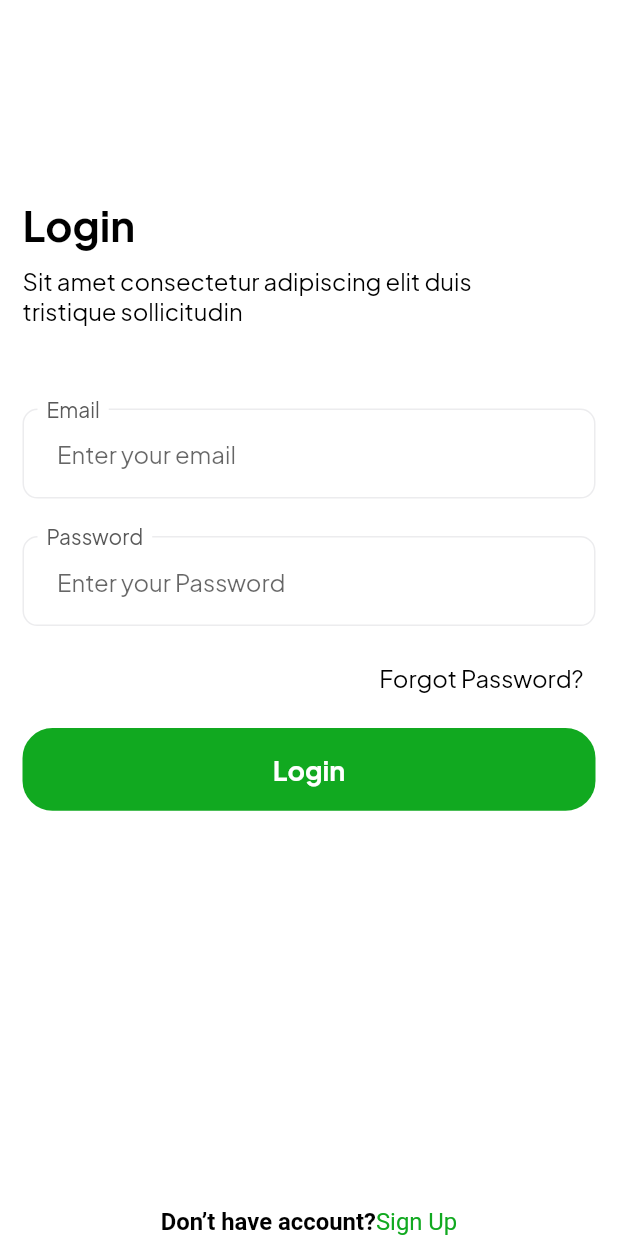
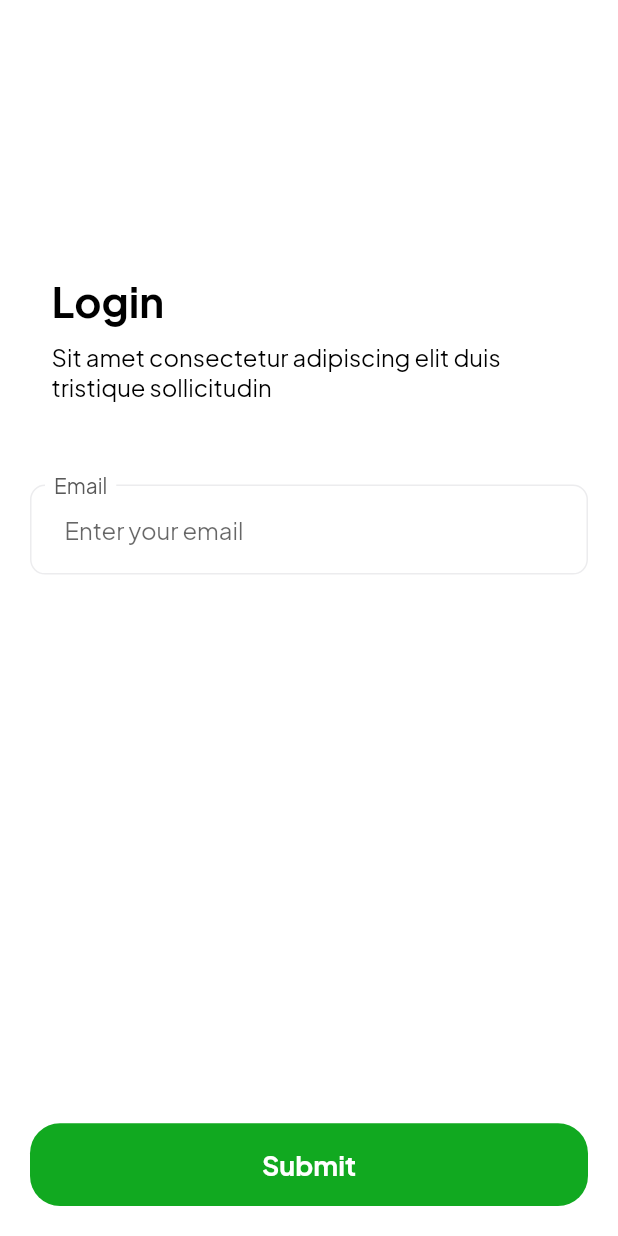
Before and after one commit to MaitexaClient/kalikart_app, a Flutter app: the screen it shows after launch, after a tap on "Forgot Password?", on a phone screen of 412 x 824 dp. Run offline on Flutter 3.47's test engine with Material 2 defaults, Android fonts, the phone set to English and light mode, and no system bars; our stand-ins replace carousel_slider, flutter_screenutil, font_awesome_flutter.

Commit message:
api helper,forgot password screen homscreen started

```diff
--- a/lib/common/routes/route.dart
+++ b/lib/common/routes/route.dart
@@ -1,16 +1,17 @@
 import 'package:flutter/material.dart';
 import 'package:kalicart/common/routes/route_name.dart';
+import 'package:kalicart/features/Root/view/root_screen.dart';
 import 'package:kalicart/features/auth/view/login_screen.dart';
 import 'package:kalicart/features/auth/view/otp_verification_screen.dart';
 import 'package:kalicart/features/auth/view/sigin_up_screen.dart';
-import 'package:kalicart/features/onboarding/view/on_boarding_screen.dart';
+import 'package:kalicart/features/home/view/home_screen.dart';
 
 class AppRoute {
   static Route onGenaratedRoute(RouteSettings settings) {
     switch (settings.name) {
       case '/':
         return MaterialPageRoute(
-          builder: (context) => const OnBoardingScreen(),
+          builder: (context) => RootScreen(),
         );
       case RouteName.loginScreen:
         return MaterialPageRoute(
@@ -24,6 +25,8 @@ class AppRoute {
         return MaterialPageRoute(
           builder: (context) => const OTPverificationScreen(),
         );
+      case RouteName.homeScreen:
+        return MaterialPageRoute(builder: (context) => const HomeScreen(),);
 
       default:
         return MaterialPageRoute(
--- a/lib/common/routes/route_name.dart
+++ b/lib/common/routes/route_name.dart
@@ -3,5 +3,6 @@ class RouteName{
   static const  loginScreen = '/login';
   static const  signupScreen = '/signUp';
   static const  otpverificationScreen = '/otpverificationScreen';
+  static const  homeScreen = '/home';
 
 }
--- a/lib/common/widgets/primary_button.dart
+++ b/lib/common/widgets/primary_button.dart
@@ -5,17 +5,20 @@ import 'package:kalicart/common/widgets/text_bold.dart';
 
 class PrimaryButton extends StatelessWidget {
   const PrimaryButton(
-      {super.key, required this.onPressed, required this.buttonText,this.isloading = false});
+      {super.key, required this.onPressed, required this.buttonText,this.isloading = false,this.height, this.buttonTextSize});
 
   final VoidCallback onPressed;
   final String buttonText;
   final bool isloading;
+  final double ? height;
+  final double ? buttonTextSize;
+
 
   @override
   Widget build(BuildContext context) {
     return SizedBox(
       width: MediaQuery.of(context).size.width,
-      height: 60.h,
+      height: height??60.h,
       child: ElevatedButton(
         style: ElevatedButton.styleFrom(
 
@@ -26,7 +29,7 @@ class PrimaryButton extends StatelessWidget {
         ),
         onPressed: onPressed,
         child: isloading ? const CircularProgressIndicator(color: AppColor.kWhiteColor,) : BoldTextStyle(
-          size: 18.sp,
+          size: buttonTextSize?? 18.sp,
           text: buttonText,
           color: Colors.white,
         ),
--- a/lib/common/widgets/text_semi_bold.dart
+++ b/lib/common/widgets/text_semi_bold.dart
@@ -1,10 +1,12 @@
 import 'package:flutter/material.dart';
+import 'package:kalicart/common/utils/app_color.dart';
 
 class SemiBoldTextStyle extends StatelessWidget {
-  const SemiBoldTextStyle({super.key, required this.size, required this.text});
+  const SemiBoldTextStyle({super.key, required this.size, required this.text, this.color});
 
   final  double  size;
   final String text;
+  final Color ? color;
 
   @override
   Widget build(BuildContext context) {
@@ -12,7 +14,8 @@ class SemiBoldTextStyle extends StatelessWidget {
       text,
       style: TextStyle(
         fontSize: size,
-        fontWeight: FontWeight.w600
+        fontWeight: FontWeight.w600,
+        color:  color ?? AppColor.kblack
       ),
 
     );
--- /dev/null
+++ b/lib/features/Root/view/root_screen.dart
@@ -0,0 +1,48 @@
+import 'package:flutter/material.dart';
+import 'package:kalicart/features/Root/controller/root_controller.dart';
+import 'package:kalicart/features/home/view/home_screen.dart';
+import 'package:provider/provider.dart';
+
+class RootScreen extends StatelessWidget {
+
+  RootScreen({super.key});
+
+  final List<Widget> _pages = [
+    HomeScreen()
+  ];
+
+
+  @override
+  Widget build(BuildContext context) {
+    return Scaffold(
+      body: Consumer<RootController>(builder: (BuildContext context, RootController value, Widget? child) {
+        return _pages[value.currentIndex];
+       },
+
+      ),
+      bottomNavigationBar: BottomNavigationBar(
+        currentIndex: context.read<RootController>().currentIndex,
+        onTap: (index) {
+
+            context.read<RootController>().setIndex(index);
+
+        },
+        items: const [
+          BottomNavigationBarItem(
+            icon: Icon(Icons.home),
+            label: 'Page 1',
+
+          ),
+          BottomNavigationBarItem(
+            icon: Icon(Icons.search),
+            label: 'Page 2',
+          ),
+          BottomNavigationBarItem(
+            icon: Icon(Icons.person),
+            label: 'Page 3',
+          ),
+        ],
+      ),
+    );
+  }
+}
--- /dev/null
+++ b/lib/features/auth/view/forgot_password_screen.dart
@@ -0,0 +1,51 @@
+import 'package:flutter/material.dart';
+import 'package:flutter_screenutil/flutter_screenutil.dart';
+import 'package:kalicart/common/utils/app_color.dart';
+import 'package:kalicart/common/widgets/custom_text_field.dart';
+import 'package:kalicart/common/widgets/primary_button.dart';
+import 'package:kalicart/features/auth/widgets/head_text.dart';
+
+class ForgetScreen extends StatelessWidget {
+  const ForgetScreen({super.key});
+
+  @override
+  Widget build(BuildContext context) {
+    return Scaffold(
+      body: SafeArea(
+        child: Column(
+          children: [
+            const Spacer(),
+            const HeadText(
+              title: 'Login',
+              subTitle:
+                  'Sit amet consectetur adipiscing elit duis tristique sollicitudin',
+            ),
+            SizedBox(
+              height: 60.h,
+            ),
+            //emil text field
+            Padding(
+              padding: const EdgeInsets.symmetric(horizontal: 20),
+              child: CustomTextField(
+                label: 'Email',
+                borderColor: AppColor.kblack20,
+                hintText: 'Enter your email',
+                labelColor: AppColor.kblack40,
+                onChanged: (value) {},
+                onSaved: (newValue) {},
+              ),
+            ),
+            const Spacer(flex: 2,),
+            Padding(
+              padding: const EdgeInsets.symmetric(horizontal: 20),
+              child: PrimaryButton(onPressed: () {
+
+              }, buttonText: 'Submit'),
+            ),
+            SizedBox(height: 20,)
+        ],
+        ),
+      ),
+    );
+  }
+}
--- a/lib/features/auth/view/login_screen.dart
+++ b/lib/features/auth/view/login_screen.dart
@@ -7,6 +7,7 @@ import 'package:kalicart/common/widgets/primary_button.dart';
 import 'package:kalicart/common/widgets/regular_text.dart';
 import 'package:kalicart/common/widgets/text_bold.dart';
 import 'package:kalicart/features/auth/controller/auth_controller.dart';
+import 'package:kalicart/features/auth/view/forgot_password_screen.dart';
 import 'package:kalicart/features/auth/widgets/head_text.dart';
 import 'package:kalicart/features/auth/widgets/span_text.dart';
 import 'package:provider/provider.dart';
@@ -92,7 +93,9 @@ class LoginScreen extends StatelessWidget {
                   Align(
                     alignment: Alignment.centerRight,
                     child: TextButton(
-                      onPressed: () {},
+                      onPressed: () {
+                        Navigator.push(context, MaterialPageRoute(builder: (context) => ForgetScreen(),));
+                      },
                       child: RegularTextStyle(
                         size: 16.sp,
                         text: 'Forgot Password?',
@@ -103,7 +106,7 @@ class LoginScreen extends StatelessWidget {
                   PrimaryButton(
                     isloading: controller.loading,
                     onPressed: () {
-                      controller.login();
+                      controller.login(context);
                     },
                     buttonText: 'Login',
                   ),
--- /dev/null
+++ b/lib/features/home/controller/home_controller.dart
@@ -0,0 +1,5 @@
+import 'package:flutter/material.dart';
+
+class HomeController extends ChangeNotifier{
+
+}
--- /dev/null
+++ b/lib/features/home/view/home_screen.dart
@@ -0,0 +1,144 @@
+import 'package:carousel_slider/carousel_slider.dart';
+import 'package:flutter/material.dart';
+import 'package:flutter_screenutil/flutter_screenutil.dart';
+import 'package:font_awesome_flutter/font_awesome_flutter.dart';
+import 'package:kalicart/common/utils/app_color.dart';
+import 'package:kalicart/common/widgets/medium_text.dart';
+import 'package:kalicart/common/widgets/primary_button.dart';
+import 'package:kalicart/common/widgets/text_bold.dart';
+import 'package:kalicart/common/widgets/text_semi_bold.dart';
+
+class HomeScreen extends StatelessWidget {
+  const HomeScreen({super.key});
+
+  @override
+  Widget build(BuildContext context) {
+    return Scaffold(
+      body: SafeArea(
+        child: Padding(
+          padding: const EdgeInsets.symmetric(horizontal: 10,vertical: 20),
+          child: Column(
+            children: [
+              Row(
+                children: [
+                  const FaIcon(
+                    FontAwesomeIcons.locationDot,
+                    color: Color.fromRGBO(0, 0, 0, 1),
+                    size: 20,
+                  ),
+                  const SizedBox(
+                    width: 5,
+                  ),
+                  SemiBoldTextStyle(
+                    size: 14.sp,
+                    text: 'location',
+                    color: AppColor.kblack,
+                  ),
+                  const Spacer(),
+                  const FaIcon(
+                    FontAwesomeIcons.magnifyingGlass,
+                    color: AppColor.kblack40,
+                    size: 20,
+                  )
+                ],
+              ),
+               SizedBox(height: 60.h,),
+              //curosel slider
+              Container(
+                height: 165.h,
+                clipBehavior: Clip.hardEdge,
+                width: MediaQuery.of(context).size.width,
+                 decoration: BoxDecoration(
+                              borderRadius: BorderRadius.circular(15),
+                              color: Colors.amber),
+
+                child: CarouselSlider(
+                  options: CarouselOptions(autoPlay: true,viewportFraction: 1),
+                  items: [1, 2, 3, 4, 5].map((i) {
+                    return Builder(
+                      builder: (BuildContext context) {
+                        return Container(
+                            width: MediaQuery.of(context).size.width ,
+                            decoration: const BoxDecoration(
+                              image: DecorationImage(
+                                image:AssetImage('assets/images/black-friday-elements-assortment.jpg'),
+                                fit: BoxFit.cover
+                                )
+                            ),
+
+                            child: Padding(
+                              padding:  EdgeInsets.only(left: 30.w),
+                              child: Column(
+                                crossAxisAlignment: CrossAxisAlignment.start,
+                                mainAxisAlignment: MainAxisAlignment.center,
+                                children: [
+
+                                  MediumTextStyle(size: 15.sp, text:'Fastbey'),
+                                  const SizedBox(height: 3,),
+                                  BoldTextStyle(size: 22.sp, text: 'Combo'),
+                                  const SizedBox(height: 10,),
+                                  SizedBox(
+                                    width: MediaQuery.of(context).size.width/3.5,
+                                    child: PrimaryButton(onPressed: () {
+
+                                    }, buttonText: 'Order now',height: 45.h,buttonTextSize: 14.sp,),
+
+                                  )
+                                ],
+                              ),
+                            )
+                            );
+                      },
+                    );
+                  }).toList(),
+                ),
+              )
+              //category
+              ,RowTextWidget(
+                leadText: 'Categories',
+                actionText: 'View all',
+                action: () {
+
+                },
+
+              )
+
+            ],
+          ),
+        ),
+      ),
+    );
+  }
+}
+
+class RowTextWidget extends StatelessWidget {
+  const RowTextWidget({
+    super.key, required this.leadText, required this.actionText, required this.action,
+  });
+
+  final String leadText;
+  final String actionText;
+  final VoidCallback action;
+
+
+  @override
+  Widget build(BuildContext context) {
+    return Padding(
+      padding: const EdgeInsets.symmetric(vertical: 20),
+      child: Row(
+        mainAxisAlignment: MainAxisAlignment.spaceBetween,
+        children: [
+          BoldTextStyle(size: 22.sp, text: leadText),
+
+          GestureDetector(
+            child: SemiBoldTextStyle(
+              size: 14.sp,
+              text: actionText,
+              color: AppColor.kblack40,
+            ),
+          )
+        ],
+      ),
+    );
+  }
+}
--- a/lib/main.dart
+++ b/lib/main.dart
@@ -2,6 +2,7 @@ import 'package:flutter/material.dart';
 import 'package:flutter_screenutil/flutter_screenutil.dart';
 import 'package:kalicart/common/routes/route.dart';
 import 'package:kalicart/common/utils/app_color.dart';
+import 'package:kalicart/features/Root/controller/root_controller.dart';
 import 'package:kalicart/features/auth/controller/auth_controller.dart';
 import 'package:provider/provider.dart';
 
@@ -10,6 +11,7 @@ void main() {
     MultiProvider(
       providers: [
         ChangeNotifierProvider(create: (_) => AuthController()),
+        ChangeNotifierProvider(create: (_) => RootController()),
       ],
       child:const Myapp(),
     ),
--- a/pubspec.yaml
+++ b/pubspec.yaml
@@ -9,10 +9,13 @@ environment:
   sdk: ">=3.1.3 <4.0.0"
 
 dependencies:
+  carousel_slider: ^4.2.1
   cupertino_icons: ^1.0.2
   flutter:
     sdk: flutter
   flutter_screenutil: ^5.9.0
+  font_awesome_flutter: ^10.6.0
+  http: ^1.1.0
   provider: ^6.1.1
 
 dev_dependencies:
```
Also changed, not shown: lib/common/helper/api_helper.dart (added, +19 -0 lines), lib/common/services/api_services.dart (added, +24 -0 lines), lib/common/utils/api_constants.dart (added, +7 -0 lines), lib/features/Root/controller/root_controller.dart (added, +19 -0 lines), lib/features/auth/controller/auth_controller.dart (+12 -21 lines), assets/images/black-friday-elements-assortment.jpg (added), pubspec.lock.
